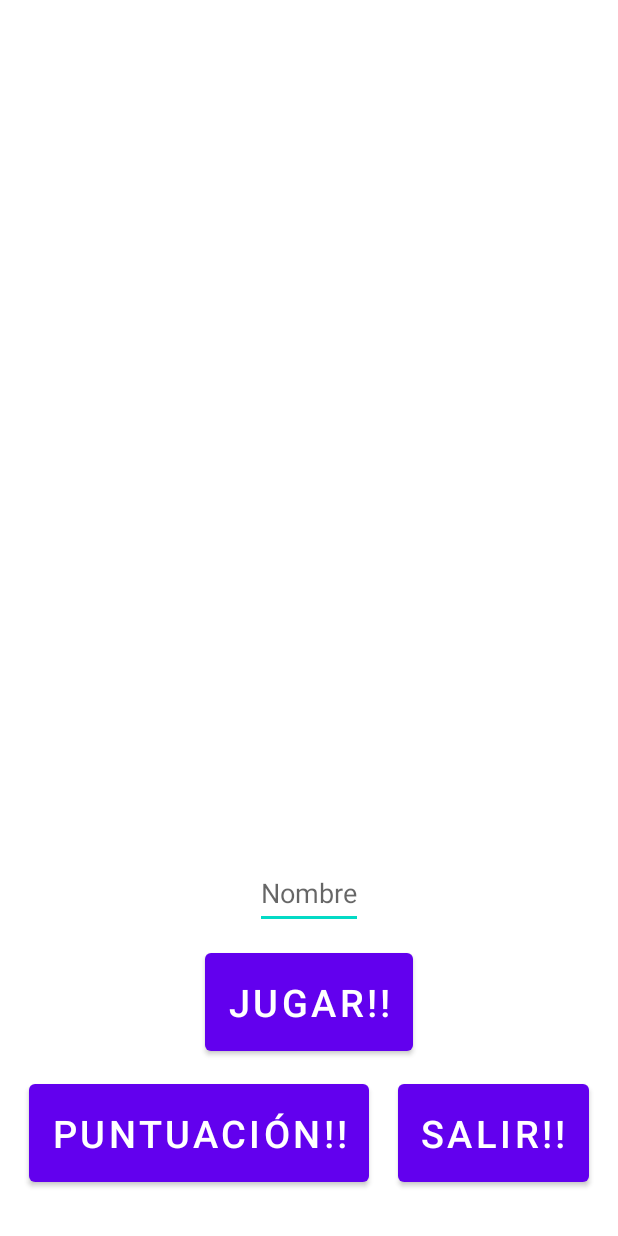
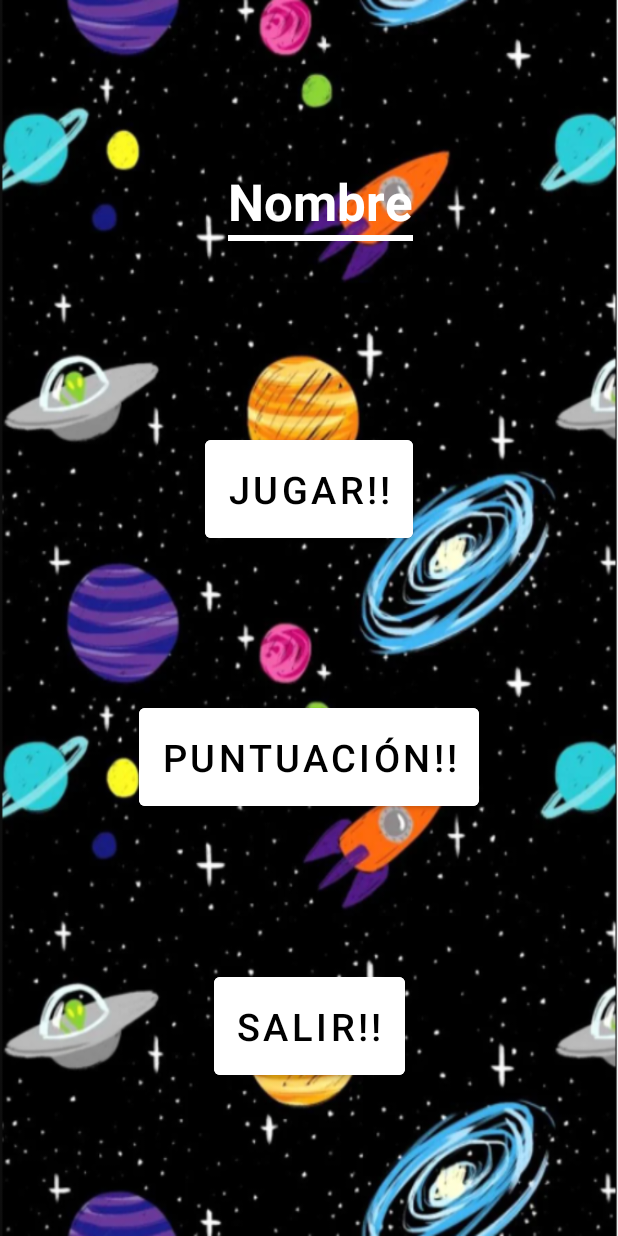
Before and after one commit to joseglzc/JuegoNaves, an Android app: the layout activity_main.xml on its own in the app's theme, with its tools: preview values and no code run, on a phone screen of 412 x 824 dp. Run offline under Robolectric (Android 15) with nearby library versions, the light colour scheme and no system bars.

Commit message:
Actualización visual y mejoras

```diff
--- a/NavecitasJAGC/app/src/main/AndroidManifest.xml
+++ b/NavecitasJAGC/app/src/main/AndroidManifest.xml
@@ -11,7 +11,8 @@
         android:theme="@style/Theme.NavecitasJAGC">
         <activity
             android:name=".ui.GameMotor"
-            android:exported="false" />
+            android:exported="false"
+            android:theme="@style/Theme.AppCompat.NoActionBar"/>
         <activity
             android:name=".model.Puntuacion"
             android:exported="false"
@@ -26,7 +27,8 @@
         </activity>
         <activity
             android:name=".MainActivity"
-            android:exported="true"/>
+            android:exported="true"
+            android:theme="@style/Theme.AppCompat.NoActionBar"/>
     </application>
 
 </manifest>
--- a/NavecitasJAGC/app/src/main/res/layout/activity_main.xml
+++ b/NavecitasJAGC/app/src/main/res/layout/activity_main.xml
@@ -4,6 +4,7 @@
     xmlns:tools="http://schemas.android.com/tools"
     android:layout_width="match_parent"
     android:layout_height="match_parent"
+    android:background="@drawable/space"
     tools:context=".MainActivity">
 
 
@@ -11,52 +12,66 @@
         android:id="@+id/nombreJugador"
         android:layout_width="wrap_content"
         android:layout_height="wrap_content"
-        android:layout_marginBottom="10dp"
+        android:backgroundTint="@color/white"
+        android:backgroundTintMode="add"
+        android:hint="Nombre"
         android:minHeight="48dp"
-        android:hint="Nombre"
+        android:textColor="@color/white"
+        android:textColorHint="@color/white"
+        android:textSize="34sp"
+        android:textStyle="bold"
         app:layout_constraintBottom_toTopOf="@+id/btnJugar"
-        app:layout_constraintEnd_toEndOf="@+id/btnJugar"
-        app:layout_constraintLeft_toLeftOf="parent"
-        app:layout_constraintRight_toRightOf="parent"
-        app:layout_constraintStart_toStartOf="@+id/btnJugar" />
+        app:layout_constraintEnd_toEndOf="parent"
+        app:layout_constraintHorizontal_bias="0.528"
+        app:layout_constraintStart_toStartOf="parent"
+        app:layout_constraintTop_toTopOf="parent" />
 
     <Button
         android:id="@+id/btnPuntuacion"
         android:layout_width="wrap_content"
         android:layout_height="wrap_content"
+        android:backgroundTint="@color/white"
         android:padding="15dp"
+        android:text="Puntuación!!"
+        android:textColor="@color/black"
         android:textSize="25dp"
-        android:text="Puntuación!!"
-        android:layout_marginBottom="30dp"
-        app:layout_constraintBottom_toBottomOf="parent"
-        app:layout_constraintEnd_toStartOf="@+id/btnSalir"
+        app:layout_constraintBottom_toTopOf="@+id/btnSalir"
+        app:layout_constraintEnd_toEndOf="parent"
         app:layout_constraintHorizontal_bias="0.5"
-        app:layout_constraintStart_toStartOf="parent" />
+        app:layout_constraintStart_toStartOf="parent"
+        app:layout_constraintTop_toBottomOf="@+id/btnJugar"
+        app:layout_constraintVertical_bias="0.201" />
 
     <Button
         android:id="@+id/btnSalir"
         android:layout_width="wrap_content"
         android:layout_height="wrap_content"
+        android:backgroundTint="@color/white"
         android:padding="15dp"
+        android:text="Salir!!"
+        android:textColor="@color/black"
         android:textSize="25dp"
-        android:text="Salir!!"
-        app:layout_constraintBottom_toBottomOf="@+id/btnPuntuacion"
+        app:layout_constraintBottom_toBottomOf="parent"
         app:layout_constraintEnd_toEndOf="parent"
         app:layout_constraintHorizontal_bias="0.5"
-        app:layout_constraintStart_toEndOf="@+id/btnPuntuacion"
-        app:layout_constraintTop_toTopOf="@+id/btnPuntuacion" />
+        app:layout_constraintStart_toStartOf="parent"
+        app:layout_constraintTop_toBottomOf="@+id/btnPuntuacion" />
 
     <Button
         android:id="@+id/btnJugar"
         android:layout_width="wrap_content"
         android:layout_height="wrap_content"
+        android:layout_marginTop="18dp"
+        android:backgroundTint="@color/white"
+        android:padding="15dp"
         android:text="Jugar!!"
-        android:padding="15dp"
+        android:textColor="@color/black"
         android:textSize="25dp"
-        android:layout_marginBottom="10dp"
         app:layout_constraintBottom_toTopOf="@+id/btnPuntuacion"
-        app:layout_constraintEnd_toEndOf="@+id/btnSalir"
-        app:layout_constraintStart_toStartOf="@+id/btnPuntuacion" />
+        app:layout_constraintEnd_toEndOf="parent"
+        app:layout_constraintHorizontal_bias="0.5"
+        app:layout_constraintStart_toStartOf="parent"
+        app:layout_constraintTop_toBottomOf="@+id/nombreJugador" />
 
 
 </androidx.constraintlayout.widget.ConstraintLayout>
```
Also changed, not shown: NavecitasJAGC/app/src/main/java/es/ideas/navecitasjagc/hilo/Motor.java (+11 -3 lines), NavecitasJAGC/app/src/main/java/es/ideas/navecitasjagc/ui/GameMotor.java (+12 -0 lines), NavecitasJAGC/app/src/main/res/layout/game_over.xml (added, +49 -0 lines), NavecitasJAGC/app/src/main/res/drawable-v24/misil.png, NavecitasJAGC/app/src/main/res/drawable/space.png (added).
